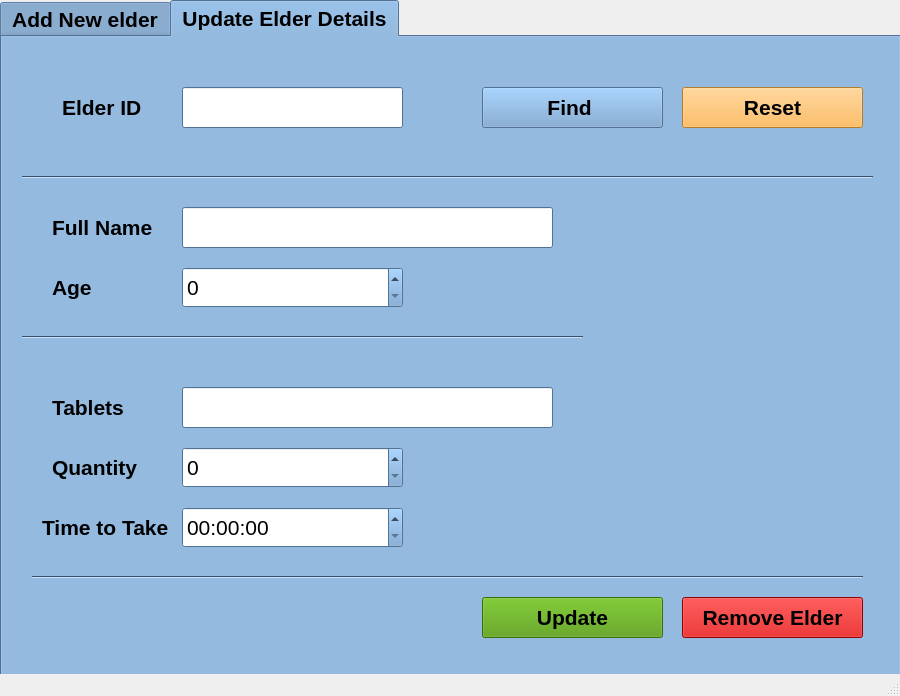
Old version of the form gui/addElder.ui in the repository cmadusankahw/caregiver-face-detection-python.
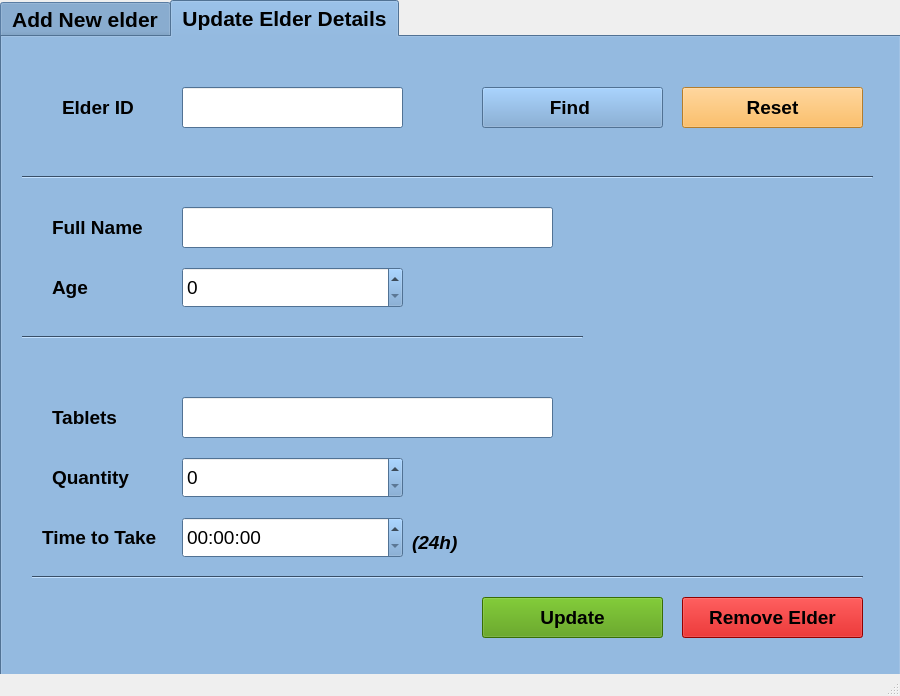
New version of the form. The open tabs and pages were chosen to show the change. Icons and pictures are not drawn.

```diff
--- a/gui/addElder.ui
+++ b/gui/addElder.ui
@@ -1318,6 +1318,11 @@
         <height>41</height>
        </rect>
       </property>
+      <property name="font">
+       <font>
+        <pointsize>14</pointsize>
+       </font>
+      </property>
       <property name="text">
        <string>Elder ID</string>
       </property>
@@ -1343,6 +1348,7 @@
       </property>
       <property name="font">
        <font>
+        <pointsize>14</pointsize>
         <weight>50</weight>
         <bold>false</bold>
        </font>
@@ -1357,6 +1363,11 @@
         <height>41</height>
        </rect>
       </property>
+      <property name="font">
+       <font>
+        <pointsize>14</pointsize>
+       </font>
+      </property>
       <property name="text">
        <string>Full Name</string>
       </property>
@@ -1370,6 +1381,11 @@
         <height>41</height>
        </rect>
       </property>
+      <property name="font">
+       <font>
+        <pointsize>14</pointsize>
+       </font>
+      </property>
       <property name="text">
        <string>Age</string>
       </property>
@@ -1394,13 +1410,14 @@
       <property name="geometry">
        <rect>
         <x>180</x>
-        <y>470</y>
+        <y>480</y>
         <width>221</width>
         <height>41</height>
        </rect>
       </property>
       <property name="font">
        <font>
+        <pointsize>14</pointsize>
         <weight>50</weight>
         <bold>false</bold>
        </font>
@@ -1410,13 +1427,14 @@
       <property name="geometry">
        <rect>
         <x>180</x>
-        <y>410</y>
+        <y>420</y>
         <width>221</width>
         <height>41</height>
        </rect>
       </property>
       <property name="font">
        <font>
+        <pointsize>14</pointsize>
         <weight>50</weight>
         <bold>false</bold>
        </font>
@@ -1426,11 +1444,16 @@
       <property name="geometry">
        <rect>
         <x>40</x>
-        <y>470</y>
+        <y>480</y>
         <width>141</width>
         <height>41</height>
        </rect>
       </property>
+      <property name="font">
+       <font>
+        <pointsize>14</pointsize>
+       </font>
+      </property>
       <property name="text">
        <string>Time to Take</string>
       </property>
@@ -1439,11 +1462,16 @@
       <property name="geometry">
        <rect>
         <x>50</x>
-        <y>350</y>
+        <y>360</y>
         <width>121</width>
         <height>41</height>
        </rect>
       </property>
+      <property name="font">
+       <font>
+        <pointsize>14</pointsize>
+       </font>
+      </property>
       <property name="text">
        <string>Tablets</string>
       </property>
@@ -1452,11 +1480,16 @@
       <property name="geometry">
        <rect>
         <x>50</x>
-        <y>410</y>
+        <y>420</y>
         <width>121</width>
         <height>41</height>
        </rect>
       </property>
+      <property name="font">
+       <font>
+        <pointsize>14</pointsize>
+       </font>
+      </property>
       <property name="text">
        <string>Quantity</string>
       </property>
@@ -1938,6 +1971,11 @@
         </disabled>
        </palette>
       </property>
+      <property name="font">
+       <font>
+        <pointsize>14</pointsize>
+       </font>
+      </property>
       <property name="text">
        <string>Update</string>
       </property>
@@ -2396,6 +2434,11 @@
         </disabled>
        </palette>
       </property>
+      <property name="font">
+       <font>
+        <pointsize>14</pointsize>
+       </font>
+      </property>
       <property name="text">
        <string>Remove Elder</string>
       </property>
@@ -2864,6 +2907,11 @@
         </disabled>
        </palette>
       </property>
+      <property name="font">
+       <font>
+        <pointsize>14</pointsize>
+       </font>
+      </property>
       <property name="text">
        <string>Find </string>
       </property>
@@ -3322,6 +3370,11 @@
         </disabled>
        </palette>
       </property>
+      <property name="font">
+       <font>
+        <pointsize>14</pointsize>
+       </font>
+      </property>
       <property name="text">
        <string>Reset</string>
       </property>
@@ -3330,7 +3383,7 @@
       <property name="geometry">
        <rect>
         <x>590</x>
-        <y>180</y>
+        <y>160</y>
         <width>271</width>
         <height>271</height>
        </rect>
@@ -3345,9 +3398,9 @@
      <widget class="QLabel" name="uinfoLabel">
       <property name="geometry">
        <rect>
-        <x>470</x>
-        <y>490</y>
-        <width>391</width>
+        <x>440</x>
+        <y>430</y>
+        <width>431</width>
         <height>31</height>
        </rect>
       </property>
@@ -3405,18 +3458,38 @@
       <property name="geometry">
        <rect>
         <x>180</x>
-        <y>350</y>
+        <y>360</y>
         <width>371</width>
         <height>41</height>
        </rect>
       </property>
       <property name="font">
        <font>
+        <pointsize>14</pointsize>
         <weight>50</weight>
         <bold>false</bold>
        </font>
       </property>
      </widget>
+     <widget class="QLabel" name="label_17">
+      <property name="geometry">
+       <rect>
+        <x>410</x>
+        <y>490</y>
+        <width>51</width>
+        <height>31</height>
+       </rect>
+      </property>
+      <property name="font">
+       <font>
+        <pointsize>14</pointsize>
+        <italic>true</italic>
+       </font>
+      </property>
+      <property name="text">
+       <string>(24h)</string>
+      </property>
+     </widget>
     </widget>
    </widget>
   </widget>
```
Left out of the diff: 92 changed lines with no effect on the pictures.
